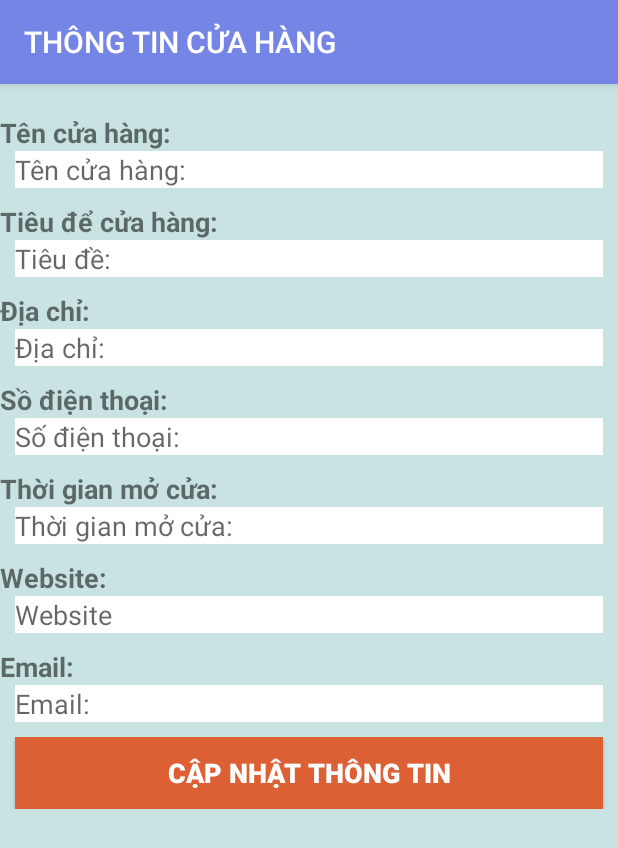
After one commit to zhaoz25/store-management-app, an Android app: the StoreInfomationActivity screen opened directly, with no data from a screen before it, on a phone screen of 412 x 824 dp. The commit adds this screen. Shown: the top 848 px of the screen. Run offline under Robolectric (Android 15) with nearby library versions, the phone set to English and light mode, and no system bars; our stand-ins replace Firebase (no records; nobody signed in at launch, a user with empty details on screens opened directly).

Commit message:
cap nhatchuc nang

```diff
--- a/Android/StoreManagement/app/src/main/java/com/example/dellcorei3/storemanagement/employee/JavaClass/Show_hoadon.java
+++ b/Android/StoreManagement/app/src/main/java/com/example/dellcorei3/storemanagement/employee/JavaClass/Show_hoadon.java
@@ -5,10 +5,10 @@ package com.example.dellcorei3.storemanagement.employee.JavaClass;
  */
 
 public class Show_hoadon {
-    public String ban,nhanvien_id,tennv,trangthai="",key,ten="";
+    public String ban,nhanvien_id,tennv="",trangthai="",key,ten="";
 
     public Show_hoadon() {
-
+        nhanvien_id="";
 
     }
 
--- /dev/null
+++ b/Android/StoreManagement/app/src/main/java/com/example/dellcorei3/storemanagement/store/manager/StoreInfomationActivity.java
@@ -0,0 +1,102 @@
+package com.example.dellcorei3.storemanagement.store.manager;
+
+import android.support.v7.app.AppCompatActivity;
+import android.os.Bundle;
+import android.text.TextUtils;
+import android.view.View;
+import android.widget.Button;
+import android.widget.EditText;
+import android.widget.Toast;
+
+import com.example.dellcorei3.storemanagement.R;
+import com.example.dellcorei3.storemanagement.store.manager.models.StoreInfomation;
+import com.google.firebase.database.DataSnapshot;
+import com.google.firebase.database.DatabaseError;
+import com.google.firebase.database.DatabaseReference;
+import com.google.firebase.database.FirebaseDatabase;
+import com.google.firebase.database.ValueEventListener;
+
+public class StoreInfomationActivity extends AppCompatActivity {
+
+    EditText etInfoName,etInfoTitle,etInfoAddress,etInfoPhone,etInfoDuration,etInfoWebsite,etInfoEmail;
+    Button btUpdate;
+    private DatabaseReference mDatabase;
+
+    @Override
+    protected void onCreate(Bundle savedInstanceState) {
+        super.onCreate(savedInstanceState);
+        setContentView(R.layout.activity_store_infomation);
+
+        addControls();
+        mDatabase = FirebaseDatabase.getInstance().getReference();
+
+        mDatabase.child("store_information").addListenerForSingleValueEvent(new ValueEventListener() {
+            @Override
+            public void onDataChange(DataSnapshot dataSnapshot) {
+                if(dataSnapshot.exists() == true){
+                    StoreInfomation info = dataSnapshot.getValue(StoreInfomation.class);
+                    etInfoName.setText(info.name);
+                    etInfoTitle.setText(info.title);
+                    etInfoAddress.setText(info.address);
+                    etInfoPhone.setText(info.phone);
+                    etInfoDuration.setText(info.duration);
+                    etInfoWebsite.setText(info.website);
+                    etInfoEmail.setText(info.email);
+                }
+
+            }
+
+            @Override
+            public void onCancelled(DatabaseError databaseError) {
+
+            }
+        });
+
+        btUpdate.setOnClickListener(new View.OnClickListener() {
+            @Override
+            public void onClick(View v) {
+                String name = etInfoName.getText().toString();
+                String title = etInfoTitle.getText().toString();
+                String address = etInfoAddress.getText().toString();
+                String phone = etInfoPhone.getText().toString();
+                String duration = etInfoDuration.getText().toString();
+                String website = etInfoWebsite.getText().toString();
+                String email = etInfoEmail.getText().toString();
+
+                // kiểm tra nhập dữ liệu
+                if(checkIsEmpty(name) == true){
+                    etInfoName.setError("Hãy nhập tên cửa hàng");
+                    return;
+                }
+                if(checkIsEmpty(address) == true){
+                    etInfoAddress.setError("Hãy nhập địa chỉ");
+                    return;
+                }
+
+                StoreInfomation info = new StoreInfomation(name,address,title,email,phone,duration,website);
+                mDatabase.child("store_information").setValue(info);
+                Toast.makeText(StoreInfomationActivity.this, "Cập nhật thành công!",
+                        Toast.LENGTH_SHORT).show();
+            }
+        });
+    }
+
+    private void addControls(){
+        etInfoName = (EditText)findViewById(R.id.etInfoName);
+        etInfoTitle = (EditText)findViewById(R.id.etInfoTitle);
+        etInfoAddress = (EditText)findViewById(R.id.etInfoAddress);
+        etInfoPhone = (EditText)findViewById(R.id.etInfoPhone);
+        etInfoDuration = (EditText)findViewById(R.id.etInfoDuration);
+        etInfoWebsite = (EditText)findViewById(R.id.etInfoWebsite);
+        etInfoEmail = (EditText)findViewById(R.id.etInfoEmail);
+
+        btUpdate = (Button) findViewById(R.id.btUpdate);
+    }
+
+    private boolean checkIsEmpty(String text){
+        if(TextUtils.isEmpty(text) == true){
+            return true;
+        }
+        return false;
+    }
+}
--- /dev/null
+++ b/Android/StoreManagement/app/src/main/res/layout/activity_store_infomation.xml
@@ -0,0 +1,176 @@
+<?xml version="1.0" encoding="utf-8"?>
+<LinearLayout xmlns:android="http://schemas.android.com/apk/res/android"
+    xmlns:app="http://schemas.android.com/apk/res-auto"
+    xmlns:tools="http://schemas.android.com/tools"
+    android:layout_width="match_parent"
+    android:layout_height="match_parent"
+    android:background="#c9e3e3"
+    android:orientation="vertical"
+    tools:context="com.example.dellcorei3.storemanagement.store.manager.StoreInfomationActivity">
+
+    <ScrollView
+        android:layout_width="match_parent"
+        android:layout_height="match_parent">
+
+        <LinearLayout
+            android:layout_width="match_parent"
+            android:layout_height="wrap_content"
+            android:orientation="vertical" >
+
+            <TextView
+                android:id="@+id/textView24"
+                android:layout_width="match_parent"
+                android:layout_height="wrap_content"
+                android:layout_marginTop="20dp"
+                android:text="Tên cửa hàng:"
+                android:textSize="18sp"
+                android:textStyle="bold" />
+
+            <EditText
+                android:id="@+id/etInfoName"
+                android:layout_width="match_parent"
+                android:layout_height="wrap_content"
+                android:layout_marginBottom="10dp"
+                android:layout_marginLeft="10dp"
+                android:layout_marginRight="10dp"
+
+                android:background="@android:color/background_light"
+                android:ems="10"
+                android:hint="Tên cửa hàng:"
+                android:inputType="textEmailAddress"
+                android:textSize="18sp" />
+            <TextView
+                android:id="@+id/textView25"
+                android:layout_width="match_parent"
+                android:layout_height="wrap_content"
+                android:text="Tiêu để cửa hàng:"
+                android:textSize="18sp"
+                android:textStyle="bold" />
+
+            <EditText
+                android:id="@+id/etInfoTitle"
+                android:layout_width="match_parent"
+                android:layout_height="wrap_content"
+                android:layout_marginBottom="10dp"
+                android:layout_marginLeft="10dp"
+                android:layout_marginRight="10dp"
+                android:background="@android:color/background_light"
+                android:ems="10"
+                android:hint="Tiêu đề:"
+                android:inputType="textPersonName" />
+
+            <TextView
+                android:id="@+id/textView26"
+                android:layout_width="match_parent"
+                android:layout_height="wrap_content"
+                android:text="Địa chỉ:"
+                android:textSize="18sp"
+                android:textStyle="bold" />
+
+            <EditText
+                android:id="@+id/etInfoAddress"
+                android:layout_width="match_parent"
+                android:layout_height="wrap_content"
+                android:layout_marginBottom="10dp"
+                android:layout_marginLeft="10dp"
+                android:layout_marginRight="10dp"
+                android:background="@android:color/background_light"
+                android:ems="10"
+                android:hint="Địa chỉ:"
+                android:inputType="textPersonName" />
+            <TextView
+                android:id="@+id/textView27"
+                android:layout_width="match_parent"
+                android:layout_height="wrap_content"
+                android:text="Sồ điện thoại:"
+                android:textSize="18sp"
+                android:textStyle="bold" />
+
+            <EditText
+                android:id="@+id/etInfoPhone"
+                android:layout_width="match_parent"
+                android:layout_height="wrap_content"
+                android:layout_marginBottom="10dp"
+                android:layout_marginLeft="10dp"
+                android:layout_marginRight="10dp"
+                android:background="@android:color/background_light"
+                android:ems="10"
+                android:hint="Số điện thoại:" />
+
+            <TextView
+                android:id="@+id/textView28"
+                android:layout_width="match_parent"
+                android:layout_height="wrap_content"
+                android:text="Thời gian mở cửa:"
+                android:textSize="18sp"
+                android:textStyle="bold" />
+
+            <EditText
+                android:id="@+id/etInfoDuration"
+                android:layout_width="match_parent"
+                android:layout_height="wrap_content"
+                android:layout_marginBottom="10dp"
+                android:layout_marginLeft="10dp"
+                android:layout_marginRight="10dp"
+                android:background="@android:color/background_light"
+                android:ems="10"
+                android:hint="Thời gian mở cửa:" />
+            <TextView
+                android:id="@+id/textView29"
+                android:layout_width="match_parent"
+                android:layout_height="wrap_content"
+                android:text="Website:"
+                android:textSize="18sp"
+                android:textStyle="bold" />
+
+            <EditText
+                android:id="@+id/etInfoWebsite"
+                android:layout_width="match_parent"
+                android:layout_height="wrap_content"
+                android:layout_marginBottom="10dp"
+                android:layout_marginLeft="10dp"
+                android:layout_marginRight="10dp"
+                android:background="@android:color/background_light"
+                android:ems="10"
+                android:hint="Website" />
+            <TextView
+                android:id="@+id/textView30"
+                android:layout_width="match_parent"
+                android:layout_height="wrap_content"
+                android:text="Email:"
+                android:textSize="18sp"
+                android:textStyle="bold" />
+
+            <EditText
+                android:id="@+id/etInfoEmail"
+                android:layout_width="match_parent"
+                android:layout_height="wrap_content"
+                android:layout_marginBottom="10dp"
+                android:layout_marginLeft="10dp"
+                android:layout_marginRight="10dp"
+                android:background="@android:color/background_light"
+                android:ems="10"
+                android:hint="Email:" />
+
+            <RelativeLayout
+                android:layout_width="match_parent"
+                android:layout_height="match_parent">
+
+                <Button
+                    android:id="@+id/btUpdate"
+                    android:layout_width="match_parent"
+                    android:layout_height="wrap_content"
+                    android:layout_alignParentBottom="true"
+                    android:layout_marginLeft="10dp"
+                    android:layout_marginRight="10dp"
+                    android:background="#f7df5d31"
+                    android:text="Cập nhật thông tin"
+                    android:textColor="@android:color/background_light"
+                    android:textSize="18sp"
+                    android:textStyle="bold" />
+            </RelativeLayout>
+
+        </LinearLayout>
+    </ScrollView>
+
+</LinearLayout>
--- a/Android/StoreManagement/app/src/main/res/layout/tab_layout_2.xml
+++ b/Android/StoreManagement/app/src/main/res/layout/tab_layout_2.xml
@@ -13,7 +13,7 @@
         >
         <LinearLayout
             android:layout_width="match_parent"
-            android:layout_height="0dp"
+            android:layout_height="match_parent"
             android:layout_weight="1.75"
             >
             <ListView
```
Also changed, not shown: Android/StoreManagement/app/src/main/AndroidManifest.xml (+45 -38 lines), Android/StoreManagement/app/src/main/java/com/example/dellcorei3/storemanagement/employee/JavaClass/Hoadon.java (+5 -2 lines), Android/StoreManagement/app/src/main/java/com/example/dellcorei3/storemanagement/employee/LonginAndCheckin/CheckinActivity.java (+6 -4 lines), Android/StoreManagement/app/src/main/java/com/example/dellcorei3/storemanagement/employee/Main_Layout_Bill_2.java (+4 -3 lines), Android/StoreManagement/app/src/main/java/com/example/dellcorei3/storemanagement/employee/Main_lauout_Bill.java (+13 -3 lines), Android/StoreManagement/app/src/main/java/com/example/dellcorei3/storemanagement/store/manager/CreateAccountActivity.java (+6 -1 lines), Android/StoreManagement/app/src/main/java/com/example/dellcorei3/storemanagement/store/manager/MainManagementActivity.java (+27 -0 lines), Android/StoreManagement/app/src/main/java/com/example/dellcorei3/storemanagement/store/manager/models/StoreInfomation.java (added, +22 -0 lines), Android/StoreManagement/app/src/main/res/menu/option_main_menu.xml (added, +7 -0 lines).
